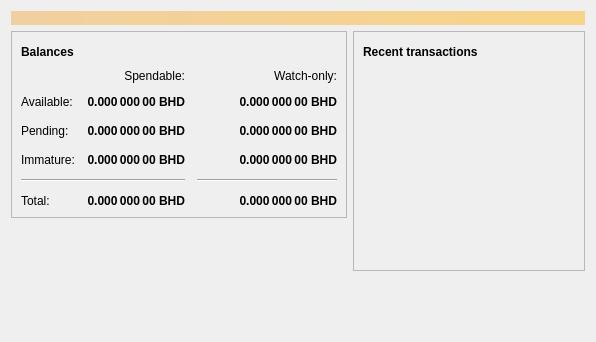
The window that src/qt/forms/overviewpage.ui (goomario/btchd) describes before a commit, drawn with Qt 5.
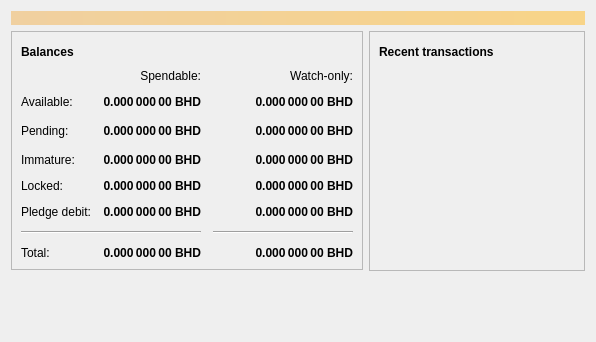
The same window after the commit. Icons and pictures are not drawn.

Commit message: add gui for pledge; add rpc for pledge credit and debit

Patch:
```diff
--- a/src/qt/forms/overviewpage.ui
+++ b/src/qt/forms/overviewpage.ui
@@ -189,14 +189,64 @@
               </property>
              </widget>
             </item>
-            <item row="4" column="0" colspan="2">
-             <widget class="Line" name="line">
-              <property name="orientation">
-               <enum>Qt::Horizontal</enum>
-              </property>
-             </widget>
-            </item>
             <item row="4" column="2">
+             <widget class="QLabel" name="labelWatchLocked">
+              <property name="font">
+               <font>
+                <weight>75</weight>
+                <bold>true</bold>
+               </font>
+              </property>
+              <property name="cursor">
+               <cursorShape>IBeamCursor</cursorShape>
+              </property>
+              <property name="toolTip">
+               <string>Locked (for bind plotter and pledge credit) balance to watch-only addresses</string>
+              </property>
+              <property name="text">
+               <string notr="true">0.000 000 00 BHD</string>
+              </property>
+              <property name="alignment">
+               <set>Qt::AlignRight|Qt::AlignTrailing|Qt::AlignVCenter</set>
+              </property>
+              <property name="textInteractionFlags">
+               <set>Qt::LinksAccessibleByMouse|Qt::TextSelectableByKeyboard|Qt::TextSelectableByMouse</set>
+              </property>
+             </widget>
+            </item>
+            <item row="5" column="2">
+             <widget class="QLabel" name="labelWatchPledgeDebit">
+              <property name="font">
+               <font>
+                <weight>75</weight>
+                <bold>true</bold>
+               </font>
+              </property>
+              <property name="cursor">
+               <cursorShape>IBeamCursor</cursorShape>
+              </property>
+              <property name="toolTip">
+               <string>Pledge debit balance to watch-only addresses</string>
+              </property>
+              <property name="text">
+               <string notr="true">0.000 000 00 BHD</string>
+              </property>
+              <property name="alignment">
+               <set>Qt::AlignRight|Qt::AlignTrailing|Qt::AlignVCenter</set>
+              </property>
+              <property name="textInteractionFlags">
+               <set>Qt::LinksAccessibleByMouse|Qt::TextSelectableByKeyboard|Qt::TextSelectableByMouse</set>
+              </property>
+             </widget>
+            </item>
+            <item row="6" column="0" colspan="2">
+             <widget class="Line" name="line">
+              <property name="orientation">
+               <enum>Qt::Horizontal</enum>
+              </property>
+             </widget>
+            </item>
+            <item row="6" column="2">
              <widget class="Line" name="lineWatchBalance">
               <property name="sizePolicy">
                <sizepolicy hsizetype="Preferred" vsizetype="Fixed">
@@ -215,7 +265,7 @@
               </property>
              </widget>
             </item>
-            <item row="5" column="0">
+            <item row="7" column="0">
              <widget class="QLabel" name="labelTotalText">
               <property name="text">
                <string>Total:</string>
@@ -247,6 +297,56 @@
               </property>
              </widget>
             </item>
+            <item row="4" column="1">
+             <widget class="QLabel" name="labelLocked">
+              <property name="font">
+               <font>
+                <weight>75</weight>
+                <bold>true</bold>
+               </font>
+              </property>
+              <property name="cursor">
+               <cursorShape>IBeamCursor</cursorShape>
+              </property>
+              <property name="toolTip">
+               <string>Total of balance that have to be locked (for bind plotter and pledge credit), and do not yet count toward the spendable balance</string>
+              </property>
+              <property name="text">
+               <string notr="true">0.000 000 00 BHD</string>
+              </property>
+              <property name="alignment">
+               <set>Qt::AlignRight|Qt::AlignTrailing|Qt::AlignVCenter</set>
+              </property>
+              <property name="textInteractionFlags">
+               <set>Qt::LinksAccessibleByMouse|Qt::TextSelectableByKeyboard|Qt::TextSelectableByMouse</set>
+              </property>
+             </widget>
+            </item>
+            <item row="5" column="1">
+             <widget class="QLabel" name="labelPledgeDebit">
+              <property name="font">
+               <font>
+                <weight>75</weight>
+                <bold>true</bold>
+               </font>
+              </property>
+              <property name="cursor">
+               <cursorShape>IBeamCursor</cursorShape>
+              </property>
+              <property name="toolTip">
+               <string>Total of balance that have to be pledge debit, but unspendable</string>
+              </property>
+              <property name="text">
+               <string notr="true">0.000 000 00 BHD</string>
+              </property>
+              <property name="alignment">
+               <set>Qt::AlignRight|Qt::AlignTrailing|Qt::AlignVCenter</set>
+              </property>
+              <property name="textInteractionFlags">
+               <set>Qt::LinksAccessibleByMouse|Qt::TextSelectableByKeyboard|Qt::TextSelectableByMouse</set>
+              </property>
+             </widget>
+            </item>
             <item row="2" column="3">
              <spacer name="horizontalSpacer_2">
               <property name="orientation">
@@ -267,7 +367,21 @@
               </property>
              </widget>
             </item>
-            <item row="5" column="1">
+            <item row="4" column="0">
+             <widget class="QLabel" name="labelLockedText">
+              <property name="text">
+               <string>Locked:</string>
+              </property>
+             </widget>
+            </item>
+            <item row="5" column="0">
+             <widget class="QLabel" name="labelPledgeDebitText">
+              <property name="text">
+               <string>Pledge debit:</string>
+              </property>
+             </widget>
+            </item>
+            <item row="7" column="1">
              <widget class="QLabel" name="labelTotal">
               <property name="font">
                <font>
@@ -292,7 +406,7 @@
               </property>
              </widget>
             </item>
-            <item row="5" column="2">
+            <item row="7" column="2">
              <widget class="QLabel" name="labelWatchTotal">
               <property name="font">
                <font>
```
The commit also changes 42 other files.
